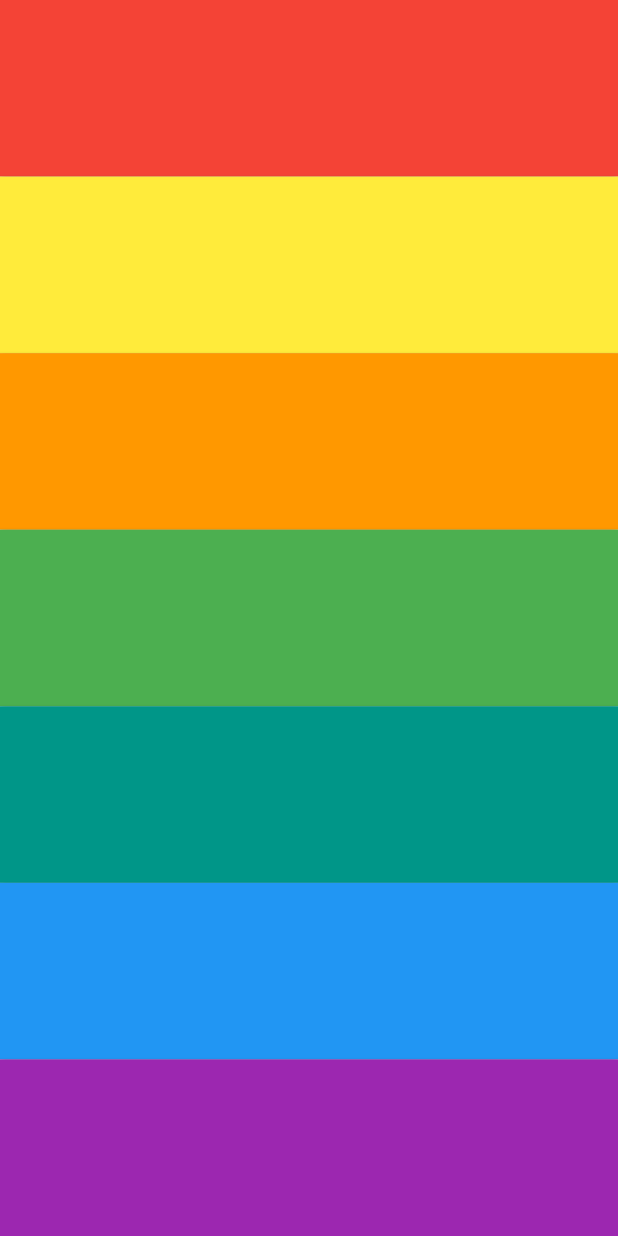
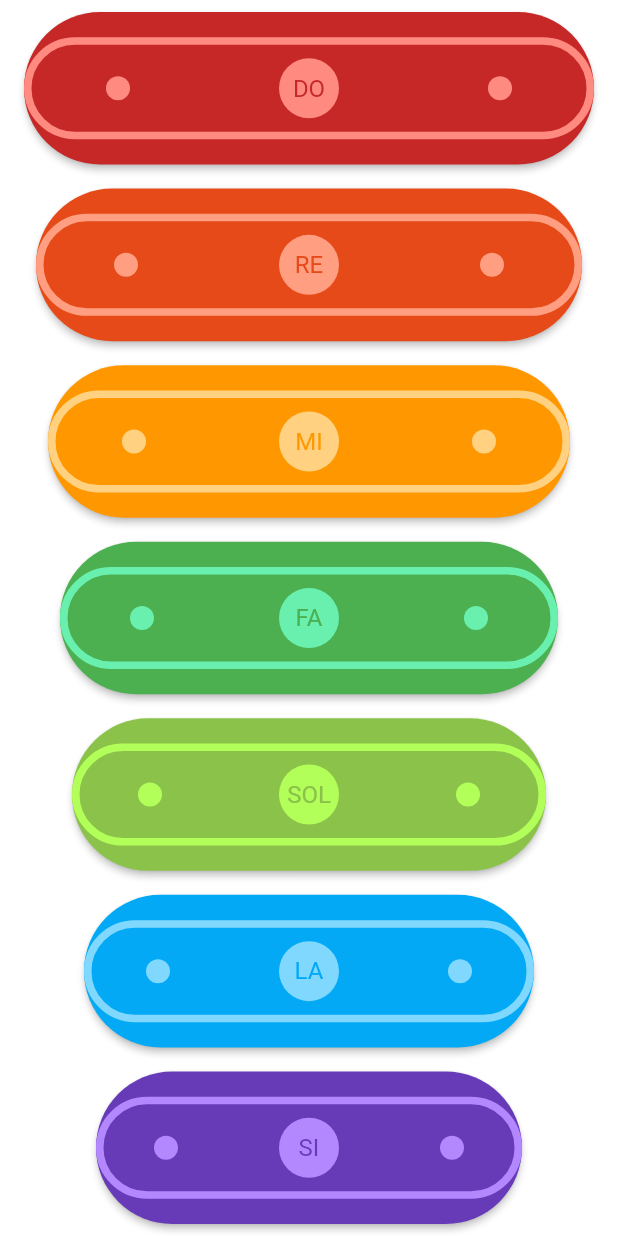
Before and after one commit to darteloper/xylophone, a Flutter app: the screen it shows after launch, on a phone screen of 412 x 824 dp. Run offline on Flutter 3.47's test engine with Material 2 defaults, Android fonts, the phone set to English and light mode, and no system bars; our stand-ins replace audioplayers.

Commit message:
Update application design

```diff
--- a/lib/main.dart
+++ b/lib/main.dart
@@ -4,18 +4,58 @@ import 'package:audioplayers/audio_cache.dart';
 void main() => runApp(XylophoneApp());
 
 class XylophoneApp extends StatelessWidget {
-  void playSound(int soundNumber) {
+  void playSound(String soundNote) {
     final player = AudioCache();
-    player.play('note$soundNumber.wav');
+    player.play('note$soundNote.wav');
   }
 
-  Widget buildKey({Color color, int soundNumber}) {
+  Widget buildKey({Color primary, Color accent, String note, double spacing}) {
     return Expanded(
-      child: RawMaterialButton(
-        fillColor: color,
-        onPressed: () {
-          playSound(soundNumber);
-        },
+      child: Padding(
+        padding: EdgeInsets.symmetric(vertical: 8.0, horizontal: spacing),
+        child: RawMaterialButton(
+          fillColor: primary,
+          shape: RoundedRectangleBorder(
+            borderRadius: BorderRadius.circular(60.0),
+          ),
+          child: Container(
+            padding: EdgeInsets.symmetric(vertical: 9, horizontal: 0),
+            decoration: BoxDecoration(
+              borderRadius: BorderRadius.all(
+                Radius.circular(50.0),
+              ),
+              border: Border.all(
+                color: accent,
+                width: 5.0,
+              ),
+            ),
+            child: Row(
+              mainAxisAlignment: MainAxisAlignment.spaceAround,
+              children: <Widget>[
+                CircleAvatar(
+                  backgroundColor: accent,
+                  radius: 8.0,
+                ),
+                CircleAvatar(
+                  child: Text(
+                    note,
+                    style: TextStyle(
+                      color: primary,
+                    ),
+                  ),
+                  backgroundColor: accent,
+                ),
+                CircleAvatar(
+                  backgroundColor: accent,
+                  radius: 8.0,
+                ),
+              ],
+            ),
+          ),
+          onPressed: () {
+            playSound(note);
+          },
+        ),
       ),
     );
   }
@@ -24,17 +64,53 @@ class XylophoneApp extends StatelessWidget {
   Widget build(BuildContext context) {
     return MaterialApp(
       home: Scaffold(
+        backgroundColor: Colors.white12,
         body: SafeArea(
           child: Column(
             crossAxisAlignment: CrossAxisAlignment.stretch,
             children: <Widget>[
-              buildKey(color: Colors.red, soundNumber: 1),
-              buildKey(color: Colors.yellow, soundNumber: 2),
-              buildKey(color: Colors.orange, soundNumber: 3),
-              buildKey(color: Colors.green, soundNumber: 4),
-              buildKey(color: Colors.teal, soundNumber: 5),
-              buildKey(color: Colors.blue, soundNumber: 6),
-              buildKey(color: Colors.purple, soundNumber: 7),
+              buildKey(
+                primary: Colors.red.shade800,
+                accent: Colors.redAccent.shade100,
+                note: 'DO',
+                spacing: 16,
+              ),
+              buildKey(
+                primary: Colors.deepOrange.shade700,
+                accent: Colors.deepOrangeAccent.shade100,
+                note: 'RE',
+                spacing: 24,
+              ),
+              buildKey(
+                primary: Colors.orange,
+                accent: Colors.orangeAccent.shade100,
+                note: 'MI',
+                spacing: 32,
+              ),
+              buildKey(
+                primary: Colors.green,
+                accent: Colors.greenAccent,
+                note: 'FA',
+                spacing: 40,
+              ),
+              buildKey(
+                primary: Colors.lightGreen,
+                accent: Colors.lightGreenAccent,
+                note: 'SOL',
+                spacing: 48,
+              ),
+              buildKey(
+                primary: Colors.lightBlue,
+                accent: Colors.lightBlueAccent.shade100,
+                note: 'LA',
+                spacing: 56,
+              ),
+              buildKey(
+                primary: Colors.deepPurple,
+                accent: Colors.deepPurpleAccent.shade100,
+                note: 'SI',
+                spacing: 64,
+              ),
             ],
           ),
         ),
```
